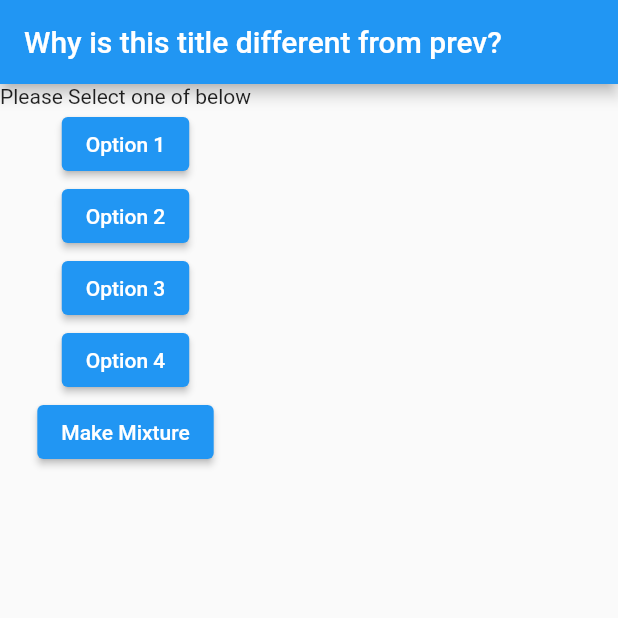
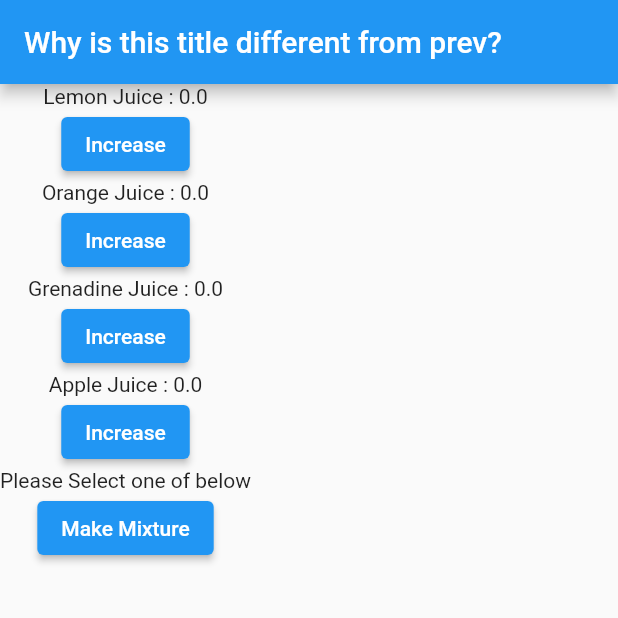
Before and after one commit to alikaratas17/Liquid-Mixing-Robot-Project, a Flutter app: the screen it shows after launch, on a phone screen of 412 x 824 dp, the top half of it. Run offline on Flutter 3.47's test engine with Material 2 defaults, Android fonts, the phone set to English and light mode, and no system bars.

Commit message:
App with standard functionality is done

```diff
--- a/App/mixture_selector/lib/main.dart
+++ b/App/mixture_selector/lib/main.dart
@@ -5,21 +5,51 @@ import 'package:http/http.dart' as http;
 
 
 void main()=> runApp(MyApp());
-class MyApp extends StatelessWidget{
+class MyApp extends StatefulWidget{
+  @override
+  State<StatefulWidget> createState() {
+    return MyAppState();
+  }
+}
+class MyAppState extends State<MyApp>{
   var drinks = ["Lemon Juice", "Orange Juice", "Grenadine Juice", "Apple Juice"];
   var amounts = [0.0,0.0,0.0,0.0];
   @override
   Widget build(BuildContext context){
     return MaterialApp(title: 'Select a Mixture',
     home:Scaffold(appBar: AppBar(title: Text('Why is this title different from prev?')),body: Column(children: [
+      Column(children:[Text(drinks[0]+" : "+amounts[0].toString()),ElevatedButton(onPressed: increase0, child: Text('Increase')),]),
+      Column(children:[Text(drinks[1]+" : "+amounts[1].toString()),ElevatedButton(onPressed: increase1, child: Text('Increase')),]),
+      Column(children:[Text(drinks[2]+" : "+amounts[2].toString()),ElevatedButton(onPressed: increase2, child: Text('Increase')),]),
+      Column(children:[Text(drinks[3]+" : "+amounts[3].toString()),ElevatedButton(onPressed: increase3, child: Text('Increase')),]),
       Text('Please Select one of below'),
-      ElevatedButton(onPressed: opt1_func, child: Text('Option 1')),
-      ElevatedButton(onPressed: opt2_func, child: Text('Option 2')),
-      ElevatedButton(onPressed: opt3_func, child: Text('Option 3')),
-      ElevatedButton(onPressed: opt4_func, child: Text('Option 4')),
+      //ElevatedButton(onPressed: opt1_func, child: Text('Option 1')),
+      //ElevatedButton(onPressed: opt2_func, child: Text('Option 2')),
+      //ElevatedButton(onPressed: opt3_func, child: Text('Option 3')),
+      //ElevatedButton(onPressed: opt4_func, child: Text('Option 4')),
       ElevatedButton(onPressed: send_mixture, child: Text('Make Mixture')),
     ]),));
   }
+void increase0(){
+  setState(() {
+    amounts[0]+=0.5;
+  });
+}
+void increase1(){
+  setState(() {
+    amounts[1]+=0.5;
+  });
+}
+void increase2(){
+  setState(() {
+    amounts[2]+=0.5;
+  });
+}
+void increase3(){
+  setState(() {
+    amounts[3]+=0.5;
+  });
+}
 void send_mixture() async{
   String my_url = 'https://io.adafruit.com/api/v2/akaratas17/feeds/message/data?X-AIO-Key='+ my_key.key;
   double total = amounts.reduce((v, e) => v+e)+1e-12; // Check if this is valid to get sum
```
